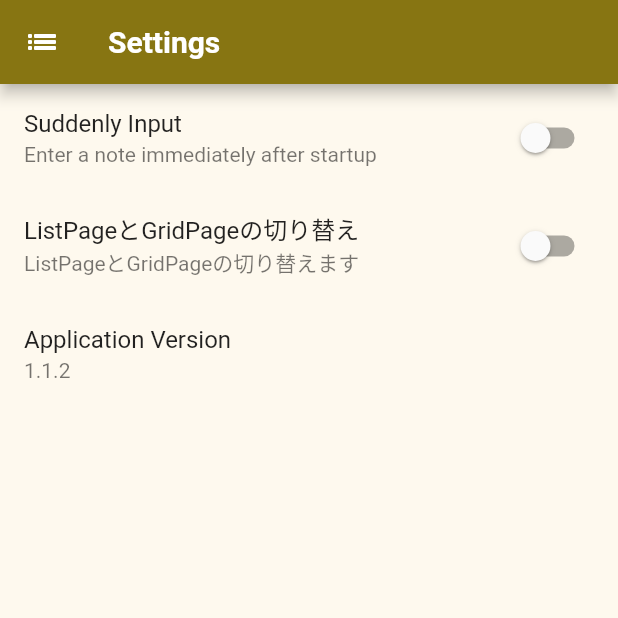
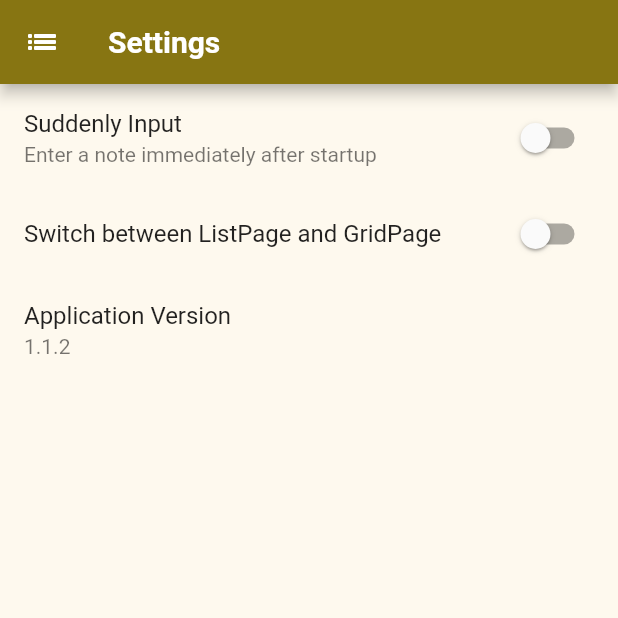
Before and after one commit to arafipro/usstockminimemo, a Flutter app: the SettingsPage screen opened directly, on a phone screen of 412 x 824 dp, the top half of it. Run offline on Flutter 3.47's test engine with Material 2 defaults, Android fonts, the light colour scheme and no system bars; our stand-ins replace flutter_dotenv, google_mobile_ads, package_info_plus, shared_preferences, sqflite; accounts and stored records are empty; generated files the repository leaves out were written again; network calls fail.

Commit message:
国際化
グリッドページ周辺を国際化

```diff
--- a/lib/l10n/app_en.arb
+++ b/lib/l10n/app_en.arb
@@ -37,5 +37,7 @@
 	"version":"Application Version",
 
 	"startupTitle":"Suddenly Input",
-	"startupSubTitle":"Enter a note immediately after startup"
+	"startupSubTitle":"Enter a note immediately after startup",
+
+	"listToGridTitle":"Switch between ListPage and GridPage"
 }
--- a/lib/l10n/app_ja.arb
+++ b/lib/l10n/app_ja.arb
@@ -37,5 +37,7 @@
 	"version":"アプリバージョン",
 
 	"startupTitle":"いきなり入力",
-	"startupSubTitle":"起動時に新規登録を表示する"
+	"startupSubTitle":"起動時に新規登録を表示する",
+
+	"listToGridTitle":"ListPageとGridPageの切り替え"
 }
--- a/lib/views/grid_page.dart
+++ b/lib/views/grid_page.dart
@@ -103,7 +103,7 @@ class _GridPageState extends State<GridPage> {
                       context: context,
                       builder: (BuildContext context) {
                         return CustomAlertDialog(
-                          title: "${stockmemos[index].name}を削除しますか？",
+                          title: AppLocalizations.of(context)!.checkDelete,
                           buttonText: "OK",
                           onPressed: () async {
                             Navigator.of(context).pop();
@@ -125,8 +125,8 @@ class _GridPageState extends State<GridPage> {
                       ),
                     );
                   },
-                  createdAt: null,
-                  updatedAt: null,
+                  createdAt: stockmemos[index].createdAt,
+                  updatedAt: stockmemos[index].updatedAt,
                 ),
               ),
             ),
--- a/lib/views/settings_page.dart
+++ b/lib/views/settings_page.dart
@@ -64,13 +64,9 @@ class SettingsPage extends StatelessWidget {
                 ),
               ),
               ListTile(
-                // todo 多言語化の設定
-                title: const Text("ListPageとGridPageの切り替え"
-                    // AppLocalizations.of(context)!.startupTitle,
-                    ),
-                subtitle: const Text("ListPageとGridPageの切り替えます"
-                    // AppLocalizations.of(context)!.startupSubTitle,
-                    ),
+                title: Text(
+                  AppLocalizations.of(context)!.listToGridTitle,
+                ),
                 trailing: Switch(
                   value: model.startDisplayPage,
                   onChanged: (value) => model.setStartDisplayPage(value),
```
Also changed, not shown: lib/components/stock_card.dart (+15 -1 lines), 1 other file.
